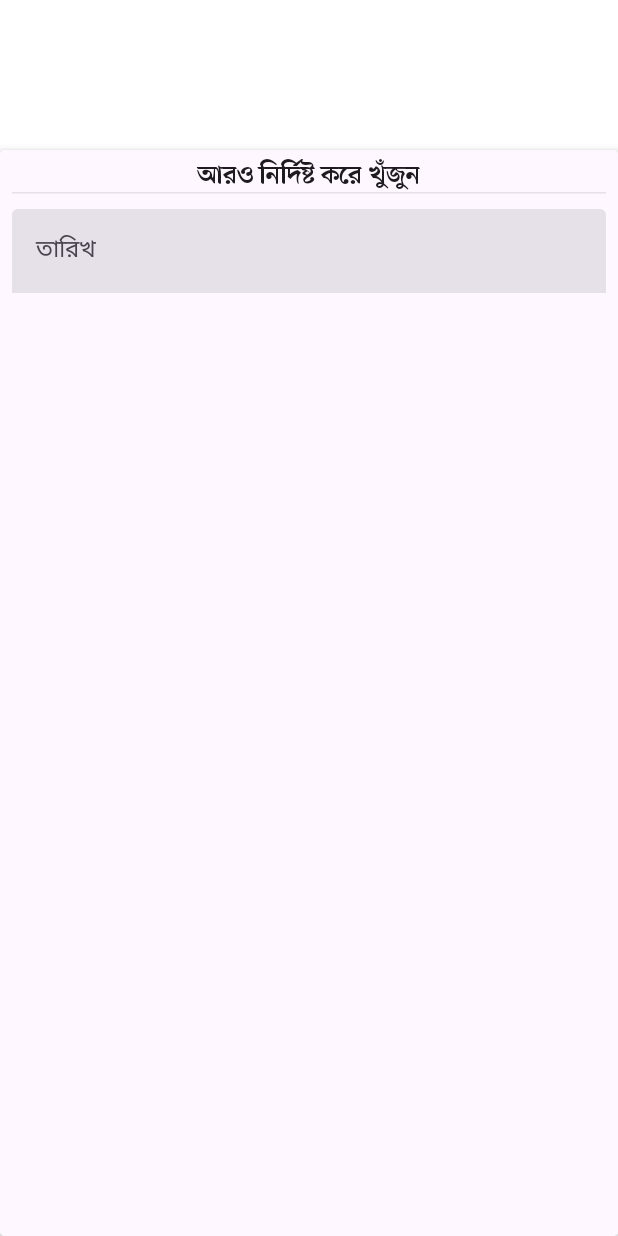
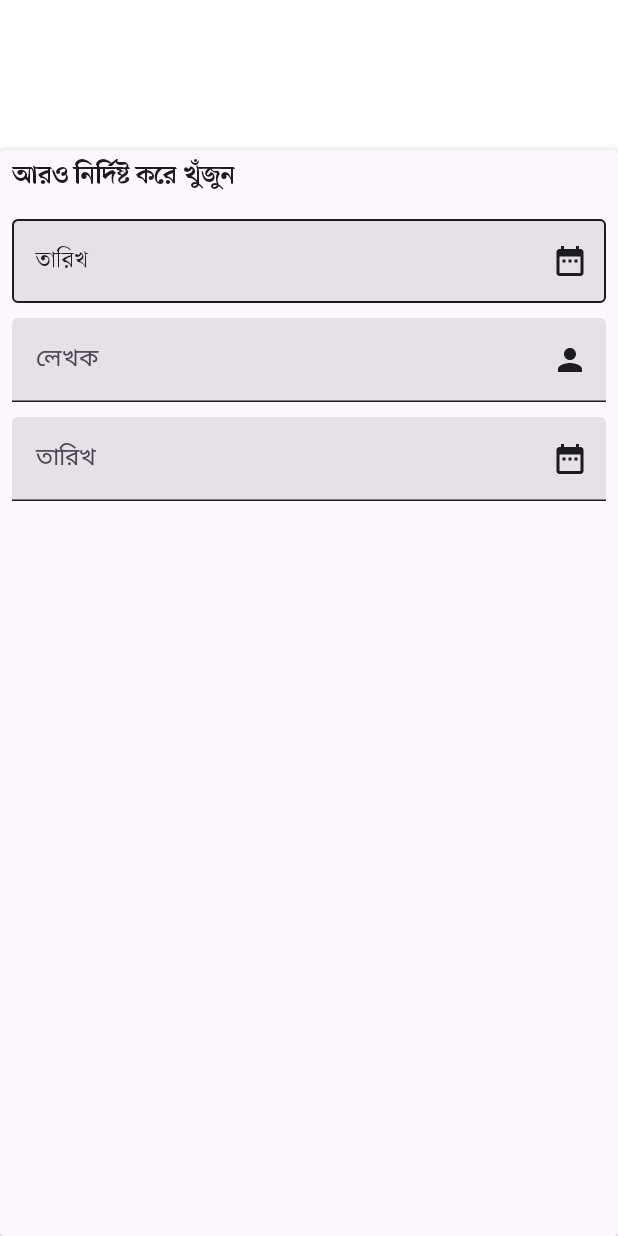
Before and after one commit to ycngmn/ProthomAlo-App, an Android app built with Jetpack Compose: the @Preview function FilterBar, on a phone screen of 412 x 824 dp. Run offline under Robolectric (Android 15) with nearby library versions, the phone set to English and light mode, and no system bars; network calls fail.

Commit message:
SearchBar added

```diff
--- a/app/src/main/java/com/ycngmn/prothomalo/ui/screens/menu/SearchBar.kt
+++ b/app/src/main/java/com/ycngmn/prothomalo/ui/screens/search/SearchBar.kt
@@ -13,15 +13,19 @@ import androidx.compose.foundation.layout.padding
 import androidx.compose.foundation.layout.size
 import androidx.compose.foundation.shape.RoundedCornerShape
 import androidx.compose.material.icons.Icons
+import androidx.compose.material.icons.filled.DateRange
+import androidx.compose.material.icons.filled.Person
 import androidx.compose.material.icons.filled.Search
 import androidx.compose.material3.Card
 import androidx.compose.material3.CardDefaults
-import androidx.compose.material3.HorizontalDivider
+import androidx.compose.material3.ExperimentalMaterial3Api
 import androidx.compose.material3.Icon
 import androidx.compose.material3.MaterialTheme
+import androidx.compose.material3.OutlinedTextField
 import androidx.compose.material3.Text
 import androidx.compose.material3.TextField
 import androidx.compose.material3.TextFieldDefaults
+import androidx.compose.material3.rememberDatePickerState
 import androidx.compose.runtime.Composable
 import androidx.compose.runtime.getValue
 import androidx.compose.runtime.mutableStateOf
@@ -29,9 +33,11 @@ import androidx.compose.runtime.remember
 import androidx.compose.runtime.setValue
 import androidx.compose.ui.Alignment
 import androidx.compose.ui.Modifier
+import androidx.compose.ui.focus.onFocusChanged
 import androidx.compose.ui.graphics.Color
 import androidx.compose.ui.text.TextStyle
 import androidx.compose.ui.text.font.FontWeight
+import androidx.compose.ui.text.style.TextAlign
 import androidx.compose.ui.tooling.preview.Preview
 import androidx.compose.ui.unit.dp
 import androidx.compose.ui.unit.sp
@@ -103,9 +109,13 @@ fun PaloSeachBar(
 
     }
 }
+
+@OptIn(ExperimentalMaterial3Api::class)
 @Preview(showBackground = true)
 @Composable
 fun FilterBar() {
+
+    var filterDate = rememberDatePickerState()
 
     Card(
         modifier = Modifier
@@ -118,28 +128,104 @@ fun FilterBar() {
 
         Column (modifier = Modifier.padding(8.dp), verticalArrangement = Arrangement.spacedBy(10.dp)) {
 
-            Column (horizontalAlignment = Alignment.CenterHorizontally) {
-                Text(
-                    text = "আরও নির্দিষ্ট করে খুঁজুন",
+
+            Text(
+                text = "আরও নির্দিষ্ট করে খুঁজুন",
+                fontFamily = ShurjoFamily,
+                color = MaterialTheme.colorScheme.onBackground,
+                fontSize = 18.sp,
+                fontWeight = FontWeight.Bold,
+                textAlign = TextAlign.Center
+            )
+
+
+            OutlinedTextField(
+                value = "",
+                onValueChange = {},
+                singleLine = true,
+                trailingIcon = { Icon(
+                    Icons.Default.DateRange,
+                    contentDescription = "Date",
+                    tint = MaterialTheme.colorScheme.onBackground
+                    ) },
+                label = { Text("তারিখ",
                     fontFamily = ShurjoFamily,
                     color = MaterialTheme.colorScheme.onBackground,
-                    fontSize = 18.sp,
-                    fontWeight = FontWeight.Bold,
-                )
-                HorizontalDivider(color = MaterialTheme.colorScheme.onBackground.copy(alpha = 0.1f))
-            }
+                    fontSize = 16.sp,
+                    modifier = Modifier.background(Color.Transparent)
+                    ) },
+                modifier = Modifier.fillMaxWidth().onFocusChanged {  },
+                colors = TextFieldDefaults.colors(focusedIndicatorColor = PaloBlue,
+                    unfocusedIndicatorColor = MaterialTheme.colorScheme.onBackground)
+            )
 
             TextField(
                 value = "",
                 onValueChange = {},
                 singleLine = true,
+                trailingIcon = { Icon(
+                    Icons.Default.Person,
+                    contentDescription = "Date",
+                    tint = MaterialTheme.colorScheme.onBackground
+                ) },
+                placeholder = { Text("লেখক") },
+                modifier = Modifier.fillMaxWidth(),
+                colors = TextFieldDefaults.colors(focusedIndicatorColor = PaloBlue,
+                    unfocusedIndicatorColor = MaterialTheme.colorScheme.onBackground)
+            )
+
+            TextField(
+                value = "",
+                onValueChange = {},
+                singleLine = true,
+                trailingIcon = { Icon(
+                    Icons.Default.DateRange,
+                    contentDescription = "Date",
+                    tint = MaterialTheme.colorScheme.onBackground
+                ) },
                 placeholder = { Text("তারিখ") },
                 modifier = Modifier.fillMaxWidth(),
-                colors = TextFieldDefaults.colors(focusedIndicatorColor = Color.Transparent,
-                    unfocusedIndicatorColor = Color.Transparent)
+                colors = TextFieldDefaults.colors(focusedIndicatorColor = PaloBlue,
+                    unfocusedIndicatorColor = MaterialTheme.colorScheme.onBackground)
             )
 
 
         }
     }
 }
+
+@Composable
+fun FilterTextFieldMaker() {
+
+    var isFocused by remember { mutableStateOf(false) }
+
+    OutlinedTextField(
+        value = "",
+        onValueChange = {},
+        singleLine = true,
+        trailingIcon = { Icon(
+            Icons.Default.DateRange,
+            contentDescription = "Date",
+            tint = MaterialTheme.colorScheme.onBackground
+        ) },
+        label = { if (isFocused)
+            Text(
+                text ="তারিখ",
+                fontFamily = ShurjoFamily,
+                color = MaterialTheme.colorScheme.onBackground,
+                fontSize = 16.sp,
+                modifier = Modifier.background(Color.Transparent)
+            ) else Text(
+            text ="তারিখ",
+            fontFamily = ShurjoFamily,
+            color = MaterialTheme.colorScheme.onBackground,
+            fontSize = 14.sp,
+            fontWeight = FontWeight.Bold,
+            modifier = Modifier.background(Color.Black)
+        ) },
+        modifier = Modifier.fillMaxWidth().onFocusChanged { isFocused = it.isFocused },
+        colors = TextFieldDefaults.colors(focusedIndicatorColor = PaloBlue,
+            unfocusedIndicatorColor = MaterialTheme.colorScheme.onBackground)
+    )
+
+}
```
